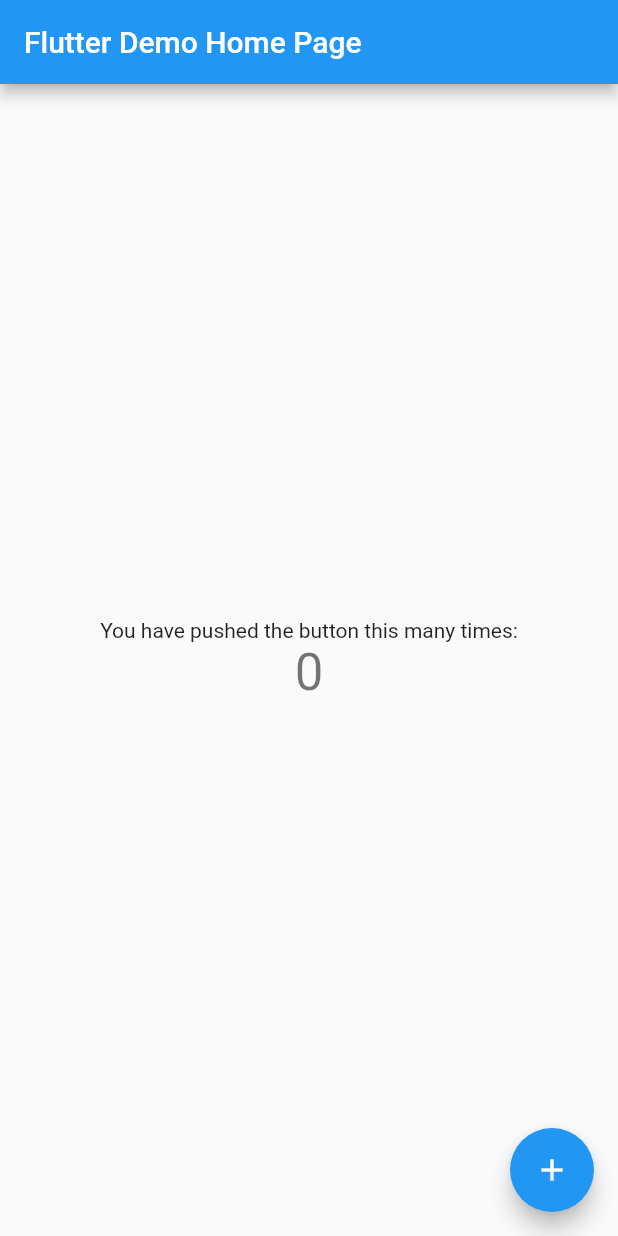
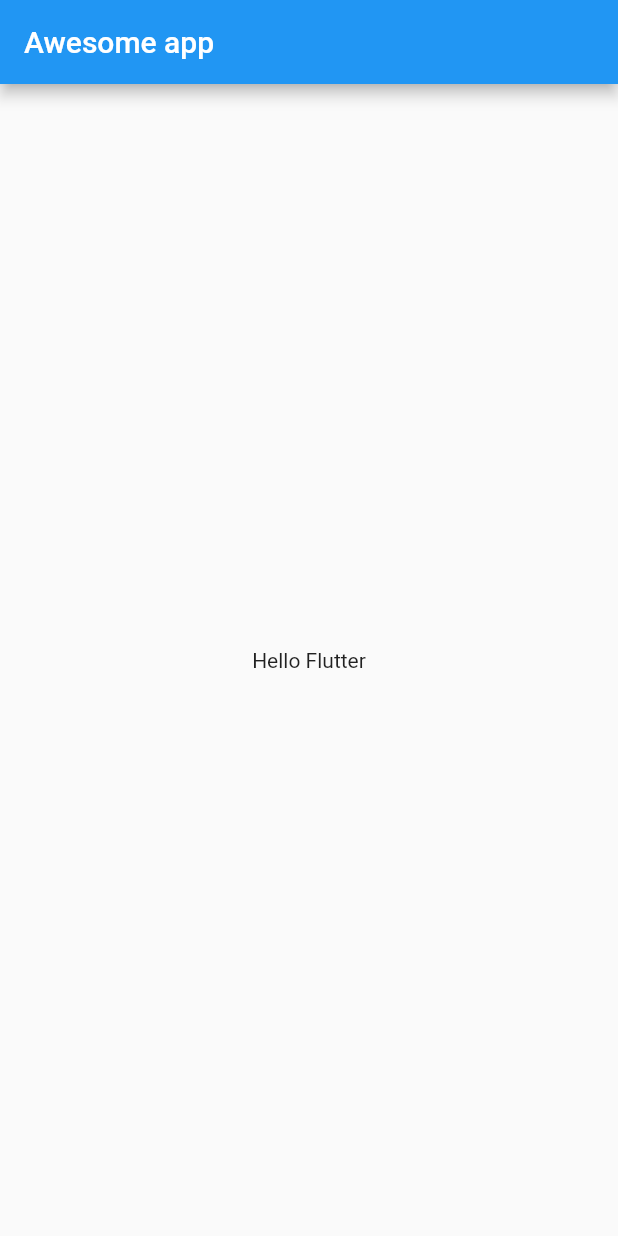
Before and after one commit to SubhankarCodeGeek/flutter_playground, a Flutter app: the screen it shows after launch, on a phone screen of 412 x 824 dp. Run offline on Flutter 3.47's test engine with Material 2 defaults, Android fonts, the phone set to English and light mode, and no system bars.

Commit message:
wokring on first page

```diff
--- a/lib/main.dart
+++ b/lib/main.dart
@@ -1,111 +1,22 @@
 import 'package:flutter/material.dart';
 
-void main() => runApp(MyApp());
+void main() {
+  runApp(MaterialApp(
+    title: "Awesome App",
+    home: HomePage(),
+  ));
+}
 
-class MyApp extends StatelessWidget {
-  // This widget is the root of your application.
+class HomePage extends StatelessWidget {
   @override
   Widget build(BuildContext context) {
-    return MaterialApp(
-      title: 'Flutter Demo',
-      theme: ThemeData(
-        // This is the theme of your application.
-        //
-        // Try running your application with "flutter run". You'll see the
-        // application has a blue toolbar. Then, without quitting the app, try
-        // changing the primarySwatch below to Colors.green and then invoke
-        // "hot reload" (press "r" in the console where you ran "flutter run",
-        // or simply save your changes to "hot reload" in a Flutter IDE).
-        // Notice that the counter didn't reset back to zero; the application
-        // is not restarted.
-        primarySwatch: Colors.blue,
+    return Scaffold(
+      appBar: AppBar(
+        title: Text("Awesome app"),
       ),
-      home: MyHomePage(title: 'Flutter Demo Home Page'),
+      body: Container(
+        child: Center(child: Text("Hello Flutter")),
+      ),
     );
   }
 }
-
-class MyHomePage extends StatefulWidget {
-  MyHomePage({Key key, this.title}) : super(key: key);
-
-  // This widget is the home page of your application. It is stateful, meaning
-  // that it has a State object (defined below) that contains fields that affect
-  // how it looks.
-
-  // This class is the configuration for the state. It holds the values (in this
-  // case the title) provided by the parent (in this case the App widget) and
-  // used by the build method of the State. Fields in a Widget subclass are
-  // always marked "final".
-
-  final String title;
-
-  @override
-  _MyHomePageState createState() => _MyHomePageState();
-}
-
-class _MyHomePageState extends State<MyHomePage> {
-  int _counter = 0;
-
-  void _incrementCounter() {
-    setState(() {
-      // This call to setState tells the Flutter framework that something has
-      // changed in this State, which causes it to rerun the build method below
-      // so that the display can reflect the updated values. If we changed
-      // _counter without calling setState(), then the build method would not be
-      // called again, and so nothing would appear to happen.
-      _counter++;
-    });
-  }
-
-  @override
-  Widget build(BuildContext context) {
-    // This method is rerun every time setState is called, for instance as done
-    // by the _incrementCounter method above.
-    //
-    // The Flutter framework has been optimized to make rerunning build methods
-    // fast, so that you can just rebuild anything that needs updating rather
-    // than having to individually change instances of widgets.
-    return Scaffold(
-      appBar: AppBar(
-        // Here we take the value from the MyHomePage object that was created by
-        // the App.build method, and use it to set our appbar title.
-        title: Text(widget.title),
-      ),
-      body: Center(
-        // Center is a layout widget. It takes a single child and positions it
-        // in the middle of the parent.
-        child: Column(
-          // Column is also a layout widget. It takes a list of children and
-          // arranges them vertically. By default, it sizes itself to fit its
-          // children horizontally, and tries to be as tall as its parent.
-          //
-          // Invoke "debug painting" (press "p" in the console, choose the
-          // "Toggle Debug Paint" action from the Flutter Inspector in Android
-          // Studio, or the "Toggle Debug Paint" command in Visual Studio Code)
-          // to see the wireframe for each widget.
-          //
-          // Column has various properties to control how it sizes itself and
-          // how it positions its children. Here we use mainAxisAlignment to
-          // center the children vertically; the main axis here is the vertical
-          // axis because Columns are vertical (the cross axis would be
-          // horizontal).
-          mainAxisAlignment: MainAxisAlignment.center,
-          children: <Widget>[
-            Text(
-              'You have pushed the button this many times:',
-            ),
-            Text(
-              '$_counter',
-              style: Theme.of(context).textTheme.display1,
-            ),
-          ],
-        ),
-      ),
-      floatingActionButton: FloatingActionButton(
-        onPressed: _incrementCounter,
-        tooltip: 'Increment',
-        child: Icon(Icons.add),
-      ), // This trailing comma makes auto-formatting nicer for build methods.
-    );
-  }
-}
```
